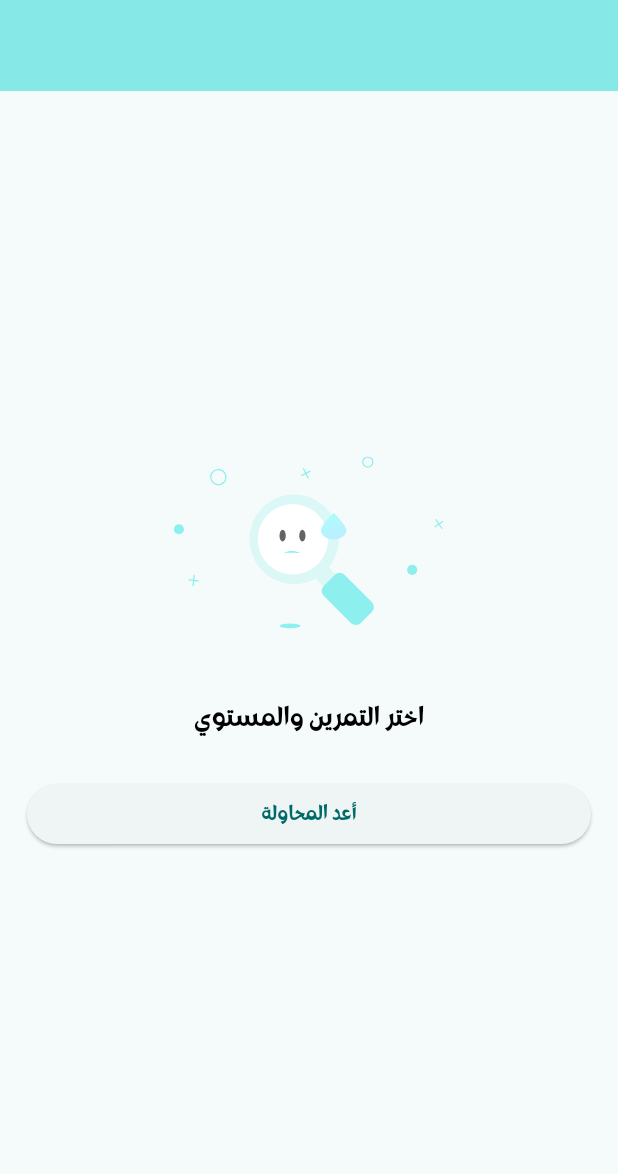
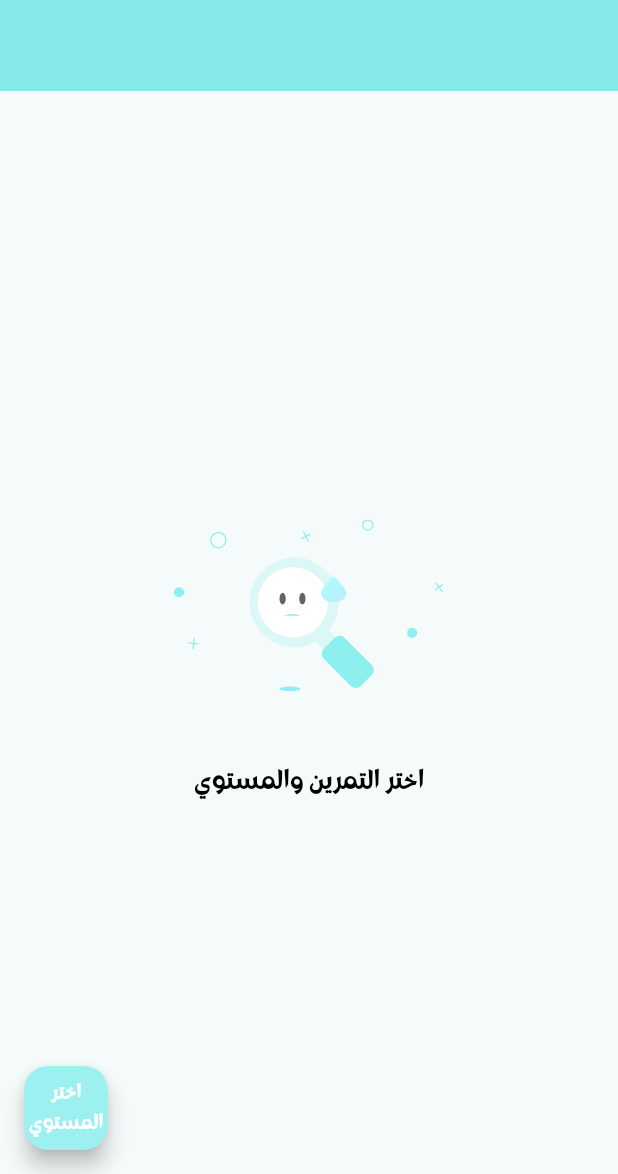
Before and after one commit to mahmoudmavia19/let_s_have_fun, a Flutter app: the GamesManagement screen opened by its route, on a phone screen of 412 x 824 dp, the part 62-1236 px from its top. Run offline on Flutter 3.47's test engine with Material 3 defaults, Android fonts, the phone set to English and light mode, and no system bars; our stand-ins replace cached_network_image, connectivity_plus, flutter_svg, get, image_picker, lottie and 1 more; accounts and stored records are empty; project files that could hold a hidden picture were left out.

Commit message:
admin updates app

```diff
--- a/lib/core/utils/app_strings.dart
+++ b/lib/core/utils/app_strings.dart
@@ -53,6 +53,8 @@ class AppStrings {
   static const String no = 'لا';
   static const String success = 'تمت العملية بنجاح';
   static const String successDeleted = 'تم حذف العنصر بنجاح';
-  static const String chooseLevel = 'اختر التمرين والمستوي';
+  static const String chooseLevelOrEx = 'اختر التمرين والمستوي';
+  static const String chooseLevel = 'اختر المستوي';
+  static const String logout = 'تسجيل الخروج';
 
 }
--- a/lib/presentation/admin/games_management/controller/games_controller.dart
+++ b/lib/presentation/admin/games_management/controller/games_controller.dart
@@ -14,7 +14,7 @@ class GameController extends GetxController {
   TextEditingController imgController = TextEditingController();
   TextEditingController successMessageController = TextEditingController();
     Rx<Level?> currentLevel = Rx<Level?>(null);
-    Rx<FlowState>  state = Rx<FlowState>(ErrorState(StateRendererType.fullScreenErrorState, AppStrings.chooseLevel));
+    Rx<FlowState>  state = Rx<FlowState>(EmptyState(AppStrings.chooseLevelOrEx));
     Color? color ;
    getLevel(Level level){
     currentLevel.value= level;
--- a/lib/presentation/admin/games_management/games_management.dart
+++ b/lib/presentation/admin/games_management/games_management.dart
@@ -1,10 +1,8 @@
 import 'package:flutter/material.dart';
 import 'package:let_s_have_fun/core/constant/constant.dart';
-import 'package:let_s_have_fun/core/utils/color_constant.dart';
 import 'package:let_s_have_fun/core/utils/state_renderer/state_renderer_impl.dart';
 import 'package:let_s_have_fun/presentation/admin/exercies_management/controller/exercise_controller.dart';
 import 'package:let_s_have_fun/presentation/admin/games_management/controller/games_controller.dart';
-import 'package:let_s_have_fun/presentation/play_area.dart';
 import 'package:let_s_have_fun/widgets/required_text.dart';
 import '../../../core/app_export.dart';
 import '../../../core/utils/app_strings.dart';
@@ -23,15 +21,15 @@ class GamesManagement extends GetWidget<GameController> {
                     backgroundColor:exerciseController.exercises[index].color,
                     collapsedBackgroundColor:exerciseController.exercises[index].color,
                     title:Text(exerciseController.exercises[index].title,
-                      style: TextStyle(fontSize: 20,fontWeight: FontWeight.bold),),
+                      style: TextStyle(fontSize: 14,fontWeight: FontWeight.bold),),
                     leading: Row(
                       mainAxisSize: MainAxisSize.min,
                       children: [
-                        IconButton(
-                            onPressed: () {
+                        InkWell(
+                            onTap: () {
                               exerciseController.showAddLevelDialog(exerciseController.exercises[index]);
                             },
-                            icon: Icon(Icons.add)),
+                            child: Image.asset('assets/images/level_icon.png',width: 23,)),
 
                         IconButton(
                             onPressed: () {
@@ -98,9 +96,18 @@ class GamesManagement extends GetWidget<GameController> {
          ),
         ),
         body: controller.state.value.getScreenWidget(_widget(), (){}),
-        floatingActionButton: Visibility(
-          visible: controller.currentLevel.value != null,
-          child: FloatingActionButton(
+        floatingActionButton: controller.currentLevel.value == null ?
+        Builder(
+          builder: (innerContext) {
+            return FloatingActionButton(
+              onPressed: (){
+                // Get.to(PlayArea(controller.color!));
+                Scaffold.of(innerContext).openEndDrawer();
+              },
+              child:Text(AppStrings.chooseLevel,textAlign: TextAlign.center,),
+            );
+          }
+        ):  FloatingActionButton(
           onPressed: (){
            // Get.to(PlayArea(controller.color!));
             Get.toNamed(AppRoutes.perViewAdmin,arguments: [
@@ -109,7 +116,6 @@ class GamesManagement extends GetWidget<GameController> {
             ]);
           },
           child: Icon(Icons.slideshow_sharp),
-          ),
         ),
       ),
     );
--- a/lib/widgets/admin_drawer.dart
+++ b/lib/widgets/admin_drawer.dart
@@ -34,6 +34,7 @@ class AdminDrawer extends StatelessWidget {
               _tab(AppStrings.doctorsManagement,(){
                 Get.toNamed(AppRoutes.doctorsManagementAdmin);
               }),
+              _tab(AppStrings.logout,(){}),
 
             ]
         ),
--- a/pubspec.yaml
+++ b/pubspec.yaml
@@ -14,6 +14,7 @@ dependencies:
   intl: ^0.19.0
   image_picker: ^1.0.7
   lottie: ^3.0.0
+  flutter_arc_speed_dial: ^2.0.1
 dev_dependencies:
   flutter_test:
     sdk: flutter
```
Also changed, not shown: lib/presentation/admin/exercies_management/exercise_management.dart (+11 -6 lines), assets/images/level_icon.png (added), pubspec.lock, 1 other file. Lines whose indentation alone changed are shown as unchanged.
